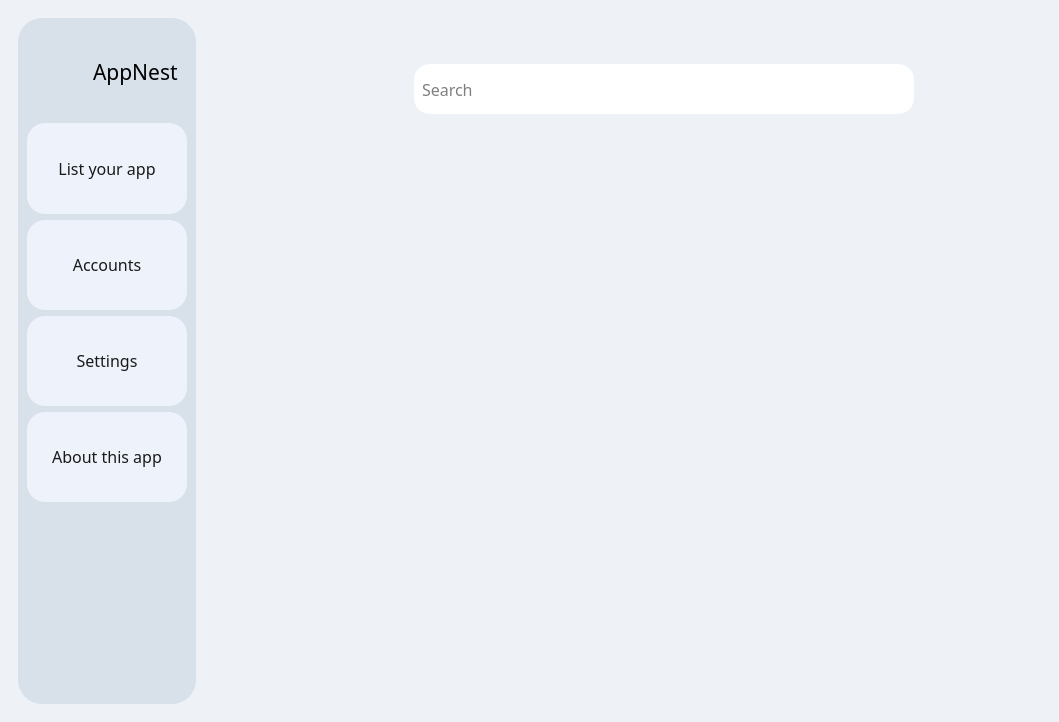
The window that UI/Settings.ui (Thichgayroi/SPCK) describes before a commit, drawn with Qt 5.
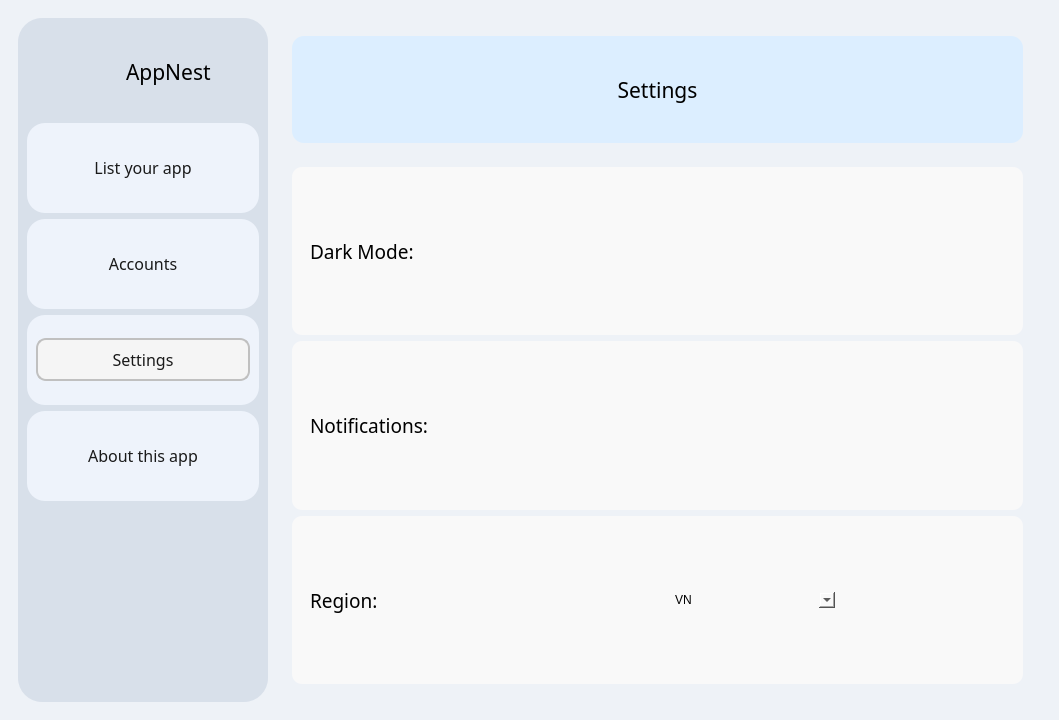
The same window after the commit. Icons and pictures are not drawn.

```diff
--- a/UI/Settings.ui
+++ b/UI/Settings.ui
@@ -7,7 +7,7 @@
     <x>0</x>
     <y>0</y>
     <width>1059</width>
-    <height>722</height>
+    <height>720</height>
    </rect>
   </property>
   <property name="windowTitle">
@@ -25,7 +25,7 @@
         <widget class="QWidget" name="widget_2" native="true">
          <property name="maximumSize">
           <size>
-           <width>16777215</width>
+           <width>250</width>
            <height>16777215</height>
           </size>
          </property>
@@ -215,20 +215,11 @@
                </property>
                <property name="styleSheet">
                 <string notr="true">QPushButton {
-    background-color: transparent;
+    background-color: #f5f5f5;
     color: #1a1a1a;
     border-radius: 10px;
     padding: 8px 16px;
-}
-
-QPushButton:hover {
-    background-color: #f5f5f5;
-    border: 1.5px solid #c0c0c0;
-}
-
-QPushButton:pressed {
-    background-color: #e0e0e0;
-    border: 1.5px solid #a0a0a0;
+	border: 1.5px solid #c0c0c0;
 }
 </string>
                </property>
@@ -329,94 +320,204 @@
               <height>125</height>
              </size>
             </property>
-            <layout class="QHBoxLayout" name="horizontalLayout_5">
+            <layout class="QHBoxLayout" name="horizontalLayout_15">
              <item>
-              <widget class="QWidget" name="widget_9" native="true">
-               <property name="maximumSize">
-                <size>
-                 <width>700</width>
-                 <height>75</height>
-                </size>
+              <widget class="QLabel" name="label_5">
+               <property name="font">
+                <font>
+                 <family>JetBrains Mono</family>
+                 <pointsize>16</pointsize>
+                </font>
                </property>
                <property name="styleSheet">
-                <string notr="true">
-border-radius: 16px;</string>
+                <string notr="true">background-color:#DCEEFF;
+border-radius:12px;s</string>
                </property>
-               <layout class="QHBoxLayout" name="horizontalLayout_6">
-                <item>
-                 <widget class="QLabel" name="label_2">
-                  <property name="maximumSize">
-                   <size>
-                    <width>36</width>
-                    <height>36</height>
-                   </size>
-                  </property>
-                  <property name="text">
-                   <string/>
-                  </property>
-                  <property name="pixmap">
-                   <pixmap>../IMG/search.png</pixmap>
-                  </property>
-                  <property name="scaledContents">
-                   <bool>true</bool>
-                  </property>
-                 </widget>
-                </item>
-                <item>
-                 <widget class="QLineEdit" name="lineEdit">
-                  <property name="maximumSize">
-                   <size>
-                    <width>500</width>
-                    <height>50</height>
-                   </size>
-                  </property>
-                  <property name="font">
-                   <font>
-                    <family>JetBrains Mono</family>
-                    <pointsize>12</pointsize>
-                   </font>
-                  </property>
-                  <property name="styleSheet">
-                   <string notr="true">/* Đặt objectName cho QLineEdit là &quot;searchBar&quot; */
-QLineEdit {
-    /* nền nhẹ nhàng */
-    background-color: white;
-    /* bo tròn full height (nếu height=32px thì radius=16px) */
-    border-radius: 16px;
-	padding: 3px 6px 3px 6px;
-}
-
-/* Placeholder màu xám nhạt */
-QLineEdit#searchBar::placeholder {
-    color: #A0A0A0;
-}
-
-/* Khi focus thì nền trắng sáng hơn, có viền nhẹ */
-QLineEdit#searchBar:focus {
-    background-color: #FFFFFF;
-    border: 1px solid #D0D0D0;
-}
-
-/* Nếu cần disabled state */
-QLineEdit#searchBar:disabled {
-    background-color: #ECECEC;
-    color: #A0A0A0;
-}
-</string>
-                  </property>
-                  <property name="placeholderText">
-                   <string>Search</string>
-                  </property>
-                 </widget>
-                </item>
-               </layout>
+               <property name="text">
+                <string>Settings</string>
+               </property>
+               <property name="alignment">
+                <set>Qt::AlignCenter</set>
+               </property>
               </widget>
              </item>
             </layout>
            </widget>
           </item>
           <item>
-           <widget class="QWidget" name="widget_8" native="true"/>
+           <widget class="QWidget" name="widget_8" native="true">
+            <layout class="QVBoxLayout" name="verticalLayout_4">
+             <item>
+              <widget class="QWidget" name="widget_15" native="true">
+               <property name="styleSheet">
+                <string notr="true">background-color:#f9f9f9;
+border-radius:10px;</string>
+               </property>
+               <layout class="QHBoxLayout" name="horizontalLayout_11">
+                <item>
+                 <widget class="QWidget" name="widget_17" native="true">
+                  <layout class="QHBoxLayout" name="horizontalLayout_14">
+                   <item>
+                    <widget class="QLabel" name="label_3">
+                     <property name="font">
+                      <font>
+                       <family>JetBrains Mono</family>
+                       <pointsize>14</pointsize>
+                      </font>
+                     </property>
+                     <property name="text">
+                      <string>Dark Mode:</string>
+                     </property>
+                    </widget>
+                   </item>
+                  </layout>
+                 </widget>
+                </item>
+                <item>
+                 <widget class="QWidget" name="widget_16" native="true">
+                  <property name="maximumSize">
+                   <size>
+                    <width>16777215</width>
+                    <height>16777215</height>
+                   </size>
+                  </property>
+                  <layout class="QVBoxLayout" name="verticalLayout_5">
+                   <item>
+                    <widget class="QFrame" name="frame1">
+                     <property name="maximumSize">
+                      <size>
+                       <width>100</width>
+                       <height>16777215</height>
+                      </size>
+                     </property>
+                     <property name="frameShape">
+                      <enum>QFrame::StyledPanel</enum>
+                     </property>
+                     <property name="frameShadow">
+                      <enum>QFrame::Raised</enum>
+                     </property>
+                    </widget>
+                   </item>
+                  </layout>
+                 </widget>
+                </item>
+               </layout>
+              </widget>
+             </item>
+             <item>
+              <widget class="QWidget" name="widget_18" native="true">
+               <property name="styleSheet">
+                <string notr="true">background-color:#f9f9f9;
+border-radius:10px;</string>
+               </property>
+               <layout class="QHBoxLayout" name="horizontalLayout_12">
+                <item>
+                 <widget class="QWidget" name="widget_19" native="true">
+                  <layout class="QHBoxLayout" name="horizontalLayout_5">
+                   <item>
+                    <widget class="QLabel" name="label_2">
+                     <property name="font">
+                      <font>
+                       <family>JetBrains Mono</family>
+                       <pointsize>14</pointsize>
+                      </font>
+                     </property>
+                     <property name="text">
+                      <string>Notifications:</string>
+                     </property>
+                    </widget>
+                   </item>
+                  </layout>
+                 </widget>
+                </item>
+                <item>
+                 <widget class="QWidget" name="widget_20" native="true">
+                  <property name="maximumSize">
+                   <size>
+                    <width>16777215</width>
+                    <height>16777215</height>
+                   </size>
+                  </property>
+                  <layout class="QHBoxLayout" name="horizontalLayout_6">
+                   <item>
+                    <widget class="QFrame" name="frame2">
+                     <property name="maximumSize">
+                      <size>
+                       <width>100</width>
+                       <height>16777215</height>
+                      </size>
+                     </property>
+                     <property name="frameShape">
+                      <enum>QFrame::StyledPanel</enum>
+                     </property>
+                     <property name="frameShadow">
+                      <enum>QFrame::Raised</enum>
+                     </property>
+                    </widget>
+                   </item>
+                   <item>
+                    <widget class="QWidget" name="widget_9" native="true"/>
+                   </item>
+                  </layout>
+                 </widget>
+                </item>
+               </layout>
+              </widget>
+             </item>
+             <item>
+              <widget class="QWidget" name="widget_21" native="true">
+               <property name="styleSheet">
+                <string notr="true">background-color:#f9f9f9;
+border-radius:10px;</string>
+               </property>
+               <layout class="QHBoxLayout" name="horizontalLayout_13">
+                <item>
+                 <widget class="QWidget" name="widget_22" native="true">
+                  <layout class="QVBoxLayout" name="verticalLayout_6">
+                   <item>
+                    <widget class="QLabel" name="label_4">
+                     <property name="font">
+                      <font>
+                       <family>JetBrains Mono</family>
+                       <pointsize>14</pointsize>
+                      </font>
+                     </property>
+                     <property name="text">
+                      <string>Region:</string>
+                     </property>
+                    </widget>
+                   </item>
+                  </layout>
+                 </widget>
+                </item>
+                <item>
+                 <widget class="QWidget" name="widget_23" native="true">
+                  <layout class="QHBoxLayout" name="horizontalLayout_16">
+                   <item>
+                    <widget class="QComboBox" name="comboBox">
+                     <item>
+                      <property name="text">
+                       <string>VN</string>
+                      </property>
+                     </item>
+                     <item>
+                      <property name="text">
+                       <string>US</string>
+                      </property>
+                     </item>
+                    </widget>
+                   </item>
+                   <item>
+                    <widget class="QWidget" name="widget_24" native="true"/>
+                   </item>
+                  </layout>
+                 </widget>
+                </item>
+               </layout>
+              </widget>
+             </item>
+            </layout>
+           </widget>
           </item>
          </layout>
         </widget>
```
Left out of the diff: 6 changed lines with no effect on the pictures.
